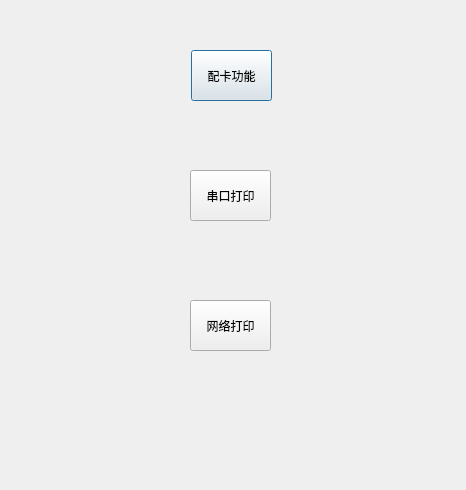
Before: the Qt Designer form motusinsidecmd.ui in MT-REP/sencondPlatfromControl, drawn with Qt 5.
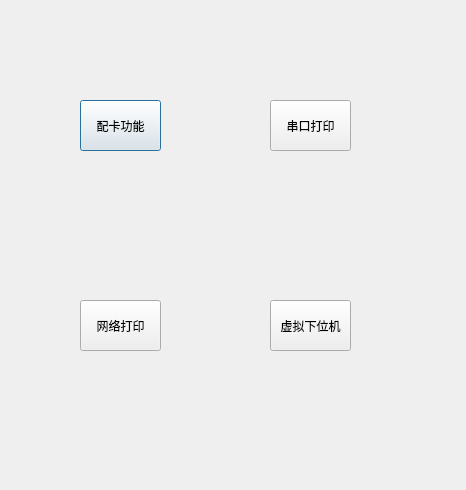
After: the same form once the commit is applied.

Commit message: 添加虚拟下位机功能

The edit to the form file:
```diff
--- a/motusinsidecmd.ui
+++ b/motusinsidecmd.ui
@@ -16,8 +16,8 @@
   <widget class="QPushButton" name="TFButton">
    <property name="geometry">
     <rect>
-     <x>191</x>
-     <y>50</y>
+     <x>80</x>
+     <y>100</y>
      <width>81</width>
      <height>51</height>
     </rect>
@@ -29,8 +29,8 @@
   <widget class="QPushButton" name="serialButton">
    <property name="geometry">
     <rect>
-     <x>190</x>
-     <y>170</y>
+     <x>270</x>
+     <y>100</y>
      <width>81</width>
      <height>51</height>
     </rect>
@@ -42,7 +42,7 @@
   <widget class="QPushButton" name="netButton">
    <property name="geometry">
     <rect>
-     <x>190</x>
+     <x>80</x>
      <y>300</y>
      <width>81</width>
      <height>51</height>
@@ -52,6 +52,19 @@
     <string>网络打印</string>
    </property>
   </widget>
+  <widget class="QPushButton" name="virtualButton">
+   <property name="geometry">
+    <rect>
+     <x>270</x>
+     <y>300</y>
+     <width>81</width>
+     <height>51</height>
+    </rect>
+   </property>
+   <property name="text">
+    <string>虚拟下位机</string>
+   </property>
+  </widget>
  </widget>
  <resources/>
  <connections/>
```
The commit also changes 10 other files.
